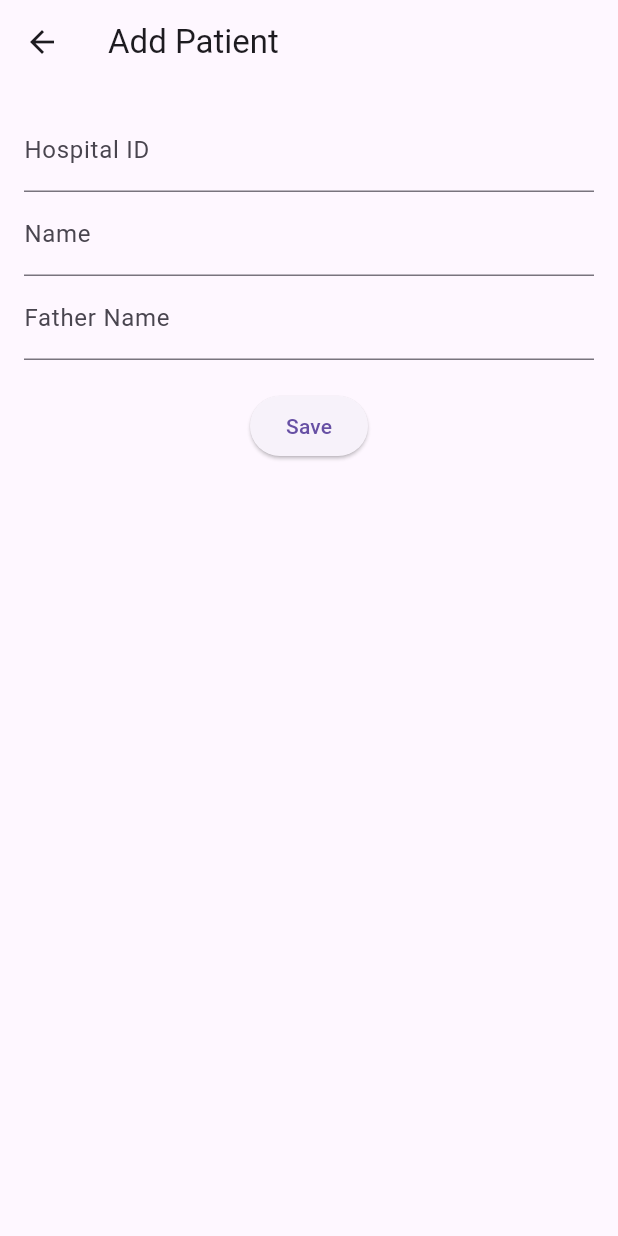
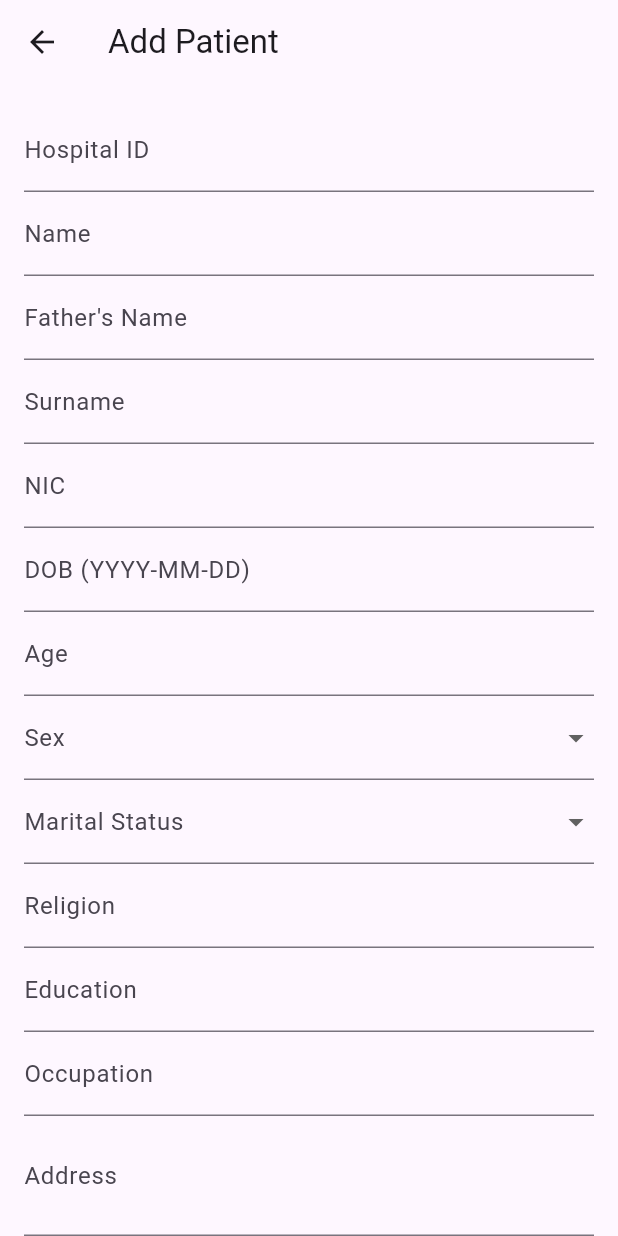
Before and after one commit to roshaankhan10/Naya-Zehan---Patient-Database-Application, a Flutter app: the AddPatientScreen screen opened by its route, on a phone screen of 412 x 824 dp. Run offline on Flutter 3.47's test engine with Material 3 defaults, Android fonts, the phone set to English and light mode, and no system bars; our stand-ins replace shared_preferences; accounts and stored records are empty.

Commit message:
added edit option in patients, logout route updated in main.dart, add_detail patients updated to all fields.

```diff
--- a/khidmat_mobile/lib/screens/add_patient_screen.dart
+++ b/khidmat_mobile/lib/screens/add_patient_screen.dart
@@ -1,6 +1,6 @@
+import 'dart:convert';
 import 'package:flutter/material.dart';
 import 'package:http/http.dart' as http;
-import 'dart:convert';
 import 'package:shared_preferences/shared_preferences.dart';
 
 class AddPatientScreen extends StatefulWidget {
@@ -12,14 +12,26 @@ class AddPatientScreen extends StatefulWidget {
 
 class _AddPatientScreenState extends State<AddPatientScreen> {
   final _formKey = GlobalKey<FormState>();
+
   final _hospitalIdController = TextEditingController();
   final _nameController = TextEditingController();
   final _fatherNameController = TextEditingController();
+  final _surnameController = TextEditingController();
+  final _nicController = TextEditingController();
+  final _dobController = TextEditingController();
+  final _ageController = TextEditingController();
+  final _religionController = TextEditingController();
+  final _educationController = TextEditingController();
+  final _occupationController = TextEditingController();
+  final _addressController = TextEditingController();
+
+  String? _sex;
+  String? _maritalStatus;
 
   bool _loading = false;
   String _error = '';
 
-  Future<void> _addPatient() async {
+  Future<void> _submit() async {
     if (!_formKey.currentState!.validate()) return;
 
     setState(() {
@@ -27,48 +39,52 @@ class _AddPatientScreenState extends State<AddPatientScreen> {
       _error = '';
     });
 
-    try {
     final prefs = await SharedPreferences.getInstance();
     final token = prefs.getString('access_token');
-      if (token == null) throw Exception("No access token found");
 
-      final url = Uri.parse('http://127.0.0.1:8000/api/patients/');
+    final url = Uri.parse("http://127.0.0.1:8000/api/patients/");
+
+    final body = {
+      "hospital_id": _hospitalIdController.text,
+      "name": _nameController.text,
+      "father_name": _fatherNameController.text,
+      "surname": _surnameController.text,
+      "nic": _nicController.text,
+      "dob": _dobController.text,
+      "age": int.tryParse(_ageController.text),
+      "sex": _sex,
+      "marital_status": _maritalStatus,
+      "religion": _religionController.text,
+      "education": _educationController.text,
+      "occupation": _occupationController.text,
+      "address": _addressController.text,
+    };
+
     final response = await http.post(
       url,
       headers: {
+        'Content-Type': 'application/json',
         'Authorization': 'Bearer $token',
-          'Content-Type': 'application/json',
       },
-        body: jsonEncode({
-          'hospital_id': _hospitalIdController.text.trim(),
-          'name': _nameController.text.trim(),
-          'father_name': _fatherNameController.text.trim(),
-        }),
+      body: jsonEncode(body),
     );
 
+    setState(() => _loading = false);
+
     if (response.statusCode == 201) {
-        if (mounted) Navigator.pop(context, true);
+      Navigator.pop(context, true); // success
     } else {
-        setState(() {
-          _error = 'Failed to add patient: ${response.body}';
-        });
+      setState(() => _error = "Failed: ${response.body}");
     }
-    } catch (e) {
-      setState(() {
-        _error = 'Error: $e';
-      });
-    }
-
-    setState(() {
-      _loading = false;
-    });
   }
 
   @override
   Widget build(BuildContext context) {
     return Scaffold(
-      appBar: AppBar(title: const Text('Add Patient')),
-      body: Padding(
+      appBar: AppBar(title: const Text("Add Patient")),
+      body: _loading
+          ? const Center(child: CircularProgressIndicator())
+          : SingleChildScrollView(
               padding: const EdgeInsets.all(16),
               child: Form(
                 key: _formKey,
@@ -76,30 +92,81 @@ class _AddPatientScreenState extends State<AddPatientScreen> {
                   children: [
                     TextFormField(
                       controller: _hospitalIdController,
-                decoration: const InputDecoration(labelText: 'Hospital ID'),
-                validator: (value) => value!.isEmpty ? 'Required' : null,
+                      decoration: const InputDecoration(labelText: "Hospital ID"),
+                      validator: (v) => v!.isEmpty ? "Required" : null,
                     ),
                     TextFormField(
                       controller: _nameController,
-                decoration: const InputDecoration(labelText: 'Name'),
-                validator: (value) => value!.isEmpty ? 'Required' : null,
+                      decoration: const InputDecoration(labelText: "Name"),
+                      validator: (v) => v!.isEmpty ? "Required" : null,
                     ),
                     TextFormField(
                       controller: _fatherNameController,
-                decoration: const InputDecoration(labelText: 'Father Name'),
+                      decoration: const InputDecoration(labelText: "Father's Name"),
                     ),
-              const SizedBox(height: 20),
-              if (_loading)
-                const CircularProgressIndicator()
-              else
-                ElevatedButton(
-                  onPressed: _addPatient,
-                  child: const Text('Save'),
+                    TextFormField(
+                      controller: _surnameController,
+                      decoration: const InputDecoration(labelText: "Surname"),
                     ),
+                    TextFormField(
+                      controller: _nicController,
+                      decoration: const InputDecoration(labelText: "NIC"),
+                    ),
+                    TextFormField(
+                      controller: _dobController,
+                      decoration: const InputDecoration(labelText: "DOB (YYYY-MM-DD)"),
+                    ),
+                    TextFormField(
+                      controller: _ageController,
+                      decoration: const InputDecoration(labelText: "Age"),
+                      keyboardType: TextInputType.number,
+                    ),
+                    DropdownButtonFormField<String>(
+                      value: _sex,
+                      items: const [
+                        DropdownMenuItem(value: "Male", child: Text("Male")),
+                        DropdownMenuItem(value: "Female", child: Text("Female")),
+                      ],
+                      onChanged: (val) => setState(() => _sex = val),
+                      decoration: const InputDecoration(labelText: "Sex"),
+                    ),
+                    DropdownButtonFormField<String>(
+                      value: _maritalStatus,
+                      items: const [
+                        DropdownMenuItem(value: "Single", child: Text("Single")),
+                        DropdownMenuItem(value: "Married", child: Text("Married")),
+                      ],
+                      onChanged: (val) => setState(() => _maritalStatus = val),
+                      decoration: const InputDecoration(labelText: "Marital Status"),
+                    ),
+                    TextFormField(
+                      controller: _religionController,
+                      decoration: const InputDecoration(labelText: "Religion"),
+                    ),
+                    TextFormField(
+                      controller: _educationController,
+                      decoration: const InputDecoration(labelText: "Education"),
+                    ),
+                    TextFormField(
+                      controller: _occupationController,
+                      decoration: const InputDecoration(labelText: "Occupation"),
+                    ),
+                    TextFormField(
+                      controller: _addressController,
+                      decoration: const InputDecoration(labelText: "Address"),
+                      maxLines: 2,
+                    ),
+
                     if (_error.isNotEmpty)
                       Padding(
-                  padding: const EdgeInsets.only(top: 10),
+                        padding: const EdgeInsets.all(8.0),
                         child: Text(_error, style: const TextStyle(color: Colors.red)),
+                      ),
+
+                    const SizedBox(height: 20),
+                    ElevatedButton(
+                      onPressed: _submit,
+                      child: const Text("Save Patient"),
                     ),
                   ],
                 ),
```
Also changed, not shown: khidmat_mobile/lib/main.dart (+12 -2 lines), khidmat_mobile/lib/screens/edit_patient_screen.dart (added, +94 -0 lines), khidmat_mobile/lib/screens/patient_detail_screen.dart (+74 -39 lines). Lines whose indentation alone changed are shown as unchanged.
